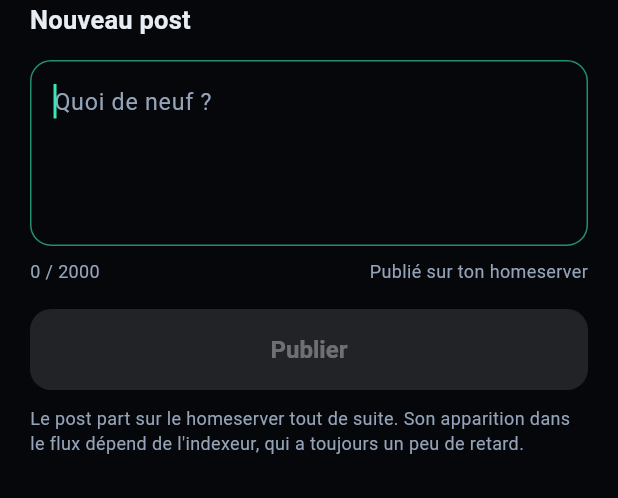
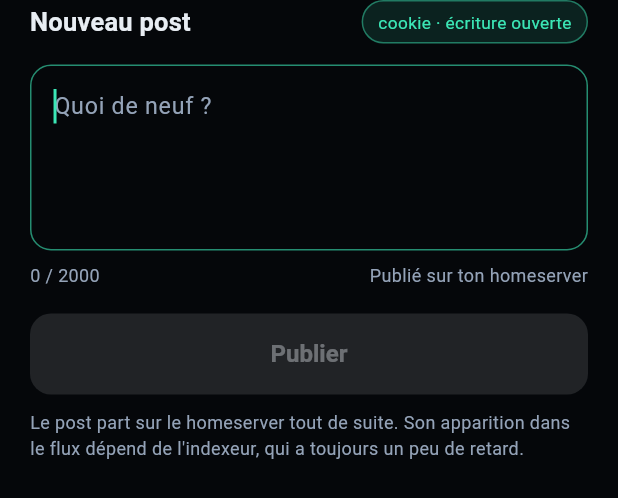
Before and after one commit to PastaGringo/flutky, a Flutter app: the _ComposeSheet widget shown alone on an empty page, opened directly with empty values, on a phone screen of 412 x 824 dp. Shown: the top 498 px of the screen. Run offline on Flutter 3.47's test engine with Material 3 defaults, Android fonts, the phone set to English and light mode, and no system bars; our stand-ins replace app_links, flutter_secure_storage; missing offline and left inert: cryptography; accounts and stored records are empty.

Commit message:
feat: authentification grant en Dart — publication débloquée
Le 401 de la version précédente disait vrai : la session rendue par Ring est
de type grant, et un grant n'est pas un jeton porteur. C'est du matériel de
renouvellement qu'il faut échanger contre un porteur d'une heure, en prouvant
au passage qu'on détient la clé cliente que le grant désigne.

L'échange est reproductible sans Rust, et l'est désormais :

  1. le credential stocké est du texte clair — pubky-grant-credential-v1
     suivi du homeserver, de la clé cliente et du grant, séparés par des
     deux-points. Le JWS contient des points mais jamais de deux-points, donc
     le découpage est sans ambiguïté.
  2. une preuve de possession est signée en Ed25519 sur des claims
     {aud, gid, nonce, iat}, en JWS compact base64url sans remplissage.
  3. POST /auth/grant/session rend le porteur, renouvelé cinq minutes avant
     son expiration.

Le type d'authentification n'est plus deviné : le secret porte sa version en
clair, et un secret cookie fait exactement 26 caractères. La feuille de
composition mint un jeton avant que l'utilisateur écrive quoi que ce soit et
affiche le résultat — un refus n'arrive plus après l'effort de rédaction.

Le test signe une preuve puis la vérifie avec la clé publique dérivée de la
graine. Un mauvais matériel à signer ou une mauvaise clé passeraient tous les
contrôles de forme et échoueraient celui-là seul. Ce qui reste non prouvé :
que le serveur accepte ces claims — cela demande une session réelle.

Co-Authored-By: Claude Opus 5 <noreply@anthropic.com>

```diff
--- a/lib/pubky/homeserver.dart
+++ b/lib/pubky/homeserver.dart
@@ -3,38 +3,46 @@ import 'dart:convert';
 import 'package:http/http.dart' as http;
 
 import 'crockford.dart';
+import 'grant_auth.dart';
 import 'ring_session.dart';
 
 /// The homeserver this proof of concept writes to.
 ///
 /// Resolving a user's own homeserver means decoding a signed pkarr packet
-/// (a DNS message behind 64 bytes of signature), which is a chunk of work this
-/// POC does not carry. Everyone indexed by Nexus today is on the official one;
-/// an account hosted elsewhere gets a clear error rather than a silent failure.
+/// (a DNS message behind 64 bytes of signature), which this POC does not carry.
+/// Everyone Nexus indexes today is on the official one; an account hosted
+/// elsewhere gets a clear error rather than a silent failure.
 const homeserverBase = 'https://homeserver.pubky.app';
 
 /// Longest `short` post pubky-app-specs accepts. Enforced here so the refusal
 /// happens under the text field rather than as an opaque 4xx.
 const maxShortPostLength = 2000;
 
-/// The write path was refused.
-///
-/// The message carries the raw response on purpose. The homeserver answers 401
-/// even for a route that does not exist — authentication runs before routing,
-/// measured 2026-09-07 — so a refusal alone does not say whether the problem is
-/// the session or the URL. The body is what tells them apart.
+/// How the session authenticates writes. Which one applies is decided by the
+/// secret's own format, not by guesswork.
+enum AuthKind {
+  /// Ring ≤ 1.18: a 26-character session secret presented as a cookie whose
+  /// name is the user's public key.
+  cookie('cookie'),
+
+  /// Ring ≥ 1.19: refresh material exchanged for a short-lived bearer.
+  grant('grant');
+
+  const AuthKind(this.label);
+  final String label;
+}
+
 class WriteUnauthorized implements Exception {
-  const WriteUnauthorized(this.status, this.body);
+  const WriteUnauthorized(this.status, this.body, this.kind);
   final int status;
   final String body;
+  final AuthKind kind;
 
   @override
   String toString() =>
-      "Le homeserver a refusé l'écriture ($status).\n\n"
-      'Cause la plus probable : la session Ring est de type « grant », qui '
-      'exige un jeton porteur signé — cette version ne sait présenter qu’un '
-      'cookie.\n\n'
-      'Réponse du serveur : ${body.isEmpty ? "(vide)" : body}';
+      "Le homeserver a refusé l'écriture ($status), authentification "
+      '« ${kind.label} ».\n\nRéponse du serveur : '
+      '${body.isEmpty ? "(vide)" : body}';
 }
 
 class WriteFailed implements Exception {
@@ -47,11 +55,6 @@ class WriteFailed implements Exception {
 }
 
 /// Writes pubky-app resources on the user's behalf.
-///
-/// Authentication is a plain `Cookie` header. The homeserver's own OpenAPI
-/// spells the scheme out: "the cookie name is the user's z-base-32 public key
-/// and the value is the session secret". That is what makes writing possible
-/// here without any Rust — as long as Ring handed back a cookie session.
 class HomeserverClient {
   HomeserverClient({required this.session, http.Client? client})
       : _client = client ?? http.Client();
@@ -60,16 +63,52 @@ class HomeserverClient {
   final http.Client _client;
   static const _timeout = Duration(seconds: 30);
 
+  BearerToken? _bearer;
+
+  AuthKind get authKind =>
+      isGrantSecret(session.grantSecret) ? AuthKind.grant : AuthKind.cookie;
+
   /// Legacy addressing on purpose: the documented `/storage/{user}/{path}`
   /// form answers 500 on the official homeserver (measured again 2026-09-07),
   /// while `?pubky-host=` answers 200.
   Uri _entry(String path) =>
       Uri.parse('$homeserverBase$path?pubky-host=${session.pubky}');
 
-  Map<String, String> get _headers => {
-        'Cookie': '${session.pubky}=${session.grantSecret}',
-        'Content-Type': 'application/json',
-      };
+  /// Builds the auth header, minting or refreshing a bearer when the session
+  /// is grant-based. A cookie session needs no round trip.
+  Future<Map<String, String>> _authHeaders() async {
+    if (authKind == AuthKind.cookie) {
+      return {'Cookie': '${session.pubky}=${session.grantSecret}'};
+    }
+
+    final current = _bearer;
+    if (current != null && !current.needsRefresh) {
+      return {'Authorization': 'Bearer ${current.token}'};
+    }
+
+    final stored = StoredGrant.parse(session.grantSecret);
+    final claims = GrantClaims.fromJws(stored.grantJws);
+    if (claims.isExpired) {
+      throw const GrantFormatError(
+        'Le grant a expiré. Il faut se reconnecter via Pubky Ring.',
+      );
+    }
+
+    final fresh = await exchangeGrantForBearer(
+      stored: stored,
+      claims: claims,
+      baseUrl: homeserverBase,
+      client: _client,
+    );
+    _bearer = fresh;
+    return {'Authorization': 'Bearer ${fresh.token}'};
+  }
+
+  /// Mints a token without writing anything — used to tell the user whether
+  /// publishing will work before they have typed a word.
+  Future<void> checkWriteAccess() async {
+    await _authHeaders();
+  }
 
   /// Publishes a short post and returns its id.
   ///
@@ -91,13 +130,16 @@ class HomeserverClient {
     final res = await _client
         .put(
           _entry('/pub/pubky.app/posts/$id'),
-          headers: _headers,
+          headers: {
+            ...await _authHeaders(),
+            'Content-Type': 'application/json',
+          },
           body: utf8.encode(jsonEncode({'content': trimmed, 'kind': 'short'})),
         )
         .timeout(_timeout);
 
     if (res.statusCode == 401 || res.statusCode == 403) {
-      throw WriteUnauthorized(res.statusCode, _shorten(res.body));
+      throw WriteUnauthorized(res.statusCode, _shorten(res.body), authKind);
     }
     if (res.statusCode != 200 && res.statusCode != 201) {
       throw WriteFailed(res.statusCode, _shorten(res.body));
@@ -124,10 +166,10 @@ class HomeserverClient {
 
   Future<void> deletePost(String id) async {
     final res = await _client
-        .delete(_entry('/pub/pubky.app/posts/$id'), headers: _headers)
+        .delete(_entry('/pub/pubky.app/posts/$id'), headers: await _authHeaders())
         .timeout(_timeout);
     if (res.statusCode == 401 || res.statusCode == 403) {
-      throw WriteUnauthorized(res.statusCode, _shorten(res.body));
+      throw WriteUnauthorized(res.statusCode, _shorten(res.body), authKind);
     }
     if (res.statusCode >= 400) {
       throw WriteFailed(res.statusCode, _shorten(res.body));
@@ -137,5 +179,5 @@ class HomeserverClient {
   void close() => _client.close();
 
   static String _shorten(String body) =>
-      body.length <= 200 ? body : '${body.substring(0, 200)}…';
+      body.length <= 300 ? body : '${body.substring(0, 300)}…';
 }
--- a/lib/screens/compose_sheet.dart
+++ b/lib/screens/compose_sheet.dart
@@ -1,5 +1,6 @@
 import 'package:flutter/material.dart';
 
+import '../pubky/grant_auth.dart';
 import '../pubky/homeserver.dart';
 import '../pubky/ring_session.dart';
 import '../theme.dart';
@@ -41,6 +42,34 @@ class _ComposeSheetState extends State<_ComposeSheet> {
   final _controller = TextEditingController();
   bool _sending = false;
   String? _error;
+
+  /// Result of minting a token before the user types anything: publishing is
+  /// worth attempting only if the homeserver already accepts our credentials.
+  bool? _canWrite;
+  String? _accessError;
+
+  @override
+  void initState() {
+    super.initState();
+    _checkAccess();
+  }
+
+  Future<void> _checkAccess() async {
+    final client = HomeserverClient(session: widget.session);
+    try {
+      await client.checkWriteAccess();
+      if (mounted) setState(() => _canWrite = true);
+    } catch (e) {
+      if (mounted) {
+        setState(() {
+          _canWrite = false;
+          _accessError = '$e';
+        });
+      }
+    } finally {
+      client.close();
+    }
+  }
 
   @override
   void dispose() {
@@ -95,10 +124,25 @@ class _ComposeSheetState extends State<_ComposeSheet> {
         mainAxisSize: MainAxisSize.min,
         crossAxisAlignment: CrossAxisAlignment.start,
         children: [
-          Text(
-            'Nouveau post',
-            style: Theme.of(context).textTheme.titleMedium?.copyWith(fontSize: 17),
+          Row(
+            children: [
+              Text(
+                'Nouveau post',
+                style: Theme.of(context).textTheme.titleMedium?.copyWith(fontSize: 17),
+              ),
+              const Spacer(),
+              _AccessBadge(
+                kind: isGrantSecret(widget.session.grantSecret)
+                    ? AuthKind.grant
+                    : AuthKind.cookie,
+                canWrite: _canWrite,
+              ),
+            ],
           ),
+          if (_accessError != null) ...[
+            const SizedBox(height: 12),
+            ErrorPanel(message: _accessError!),
+          ],
           const SizedBox(height: 14),
           TextField(
             controller: _controller,
@@ -170,3 +214,32 @@ class _ComposeSheetState extends State<_ComposeSheet> {
     );
   }
 }
+
+/// Says which authentication the session carries, and whether the homeserver
+/// has already accepted it — checked before the user writes a word, so a
+/// refusal never arrives after the effort of composing.
+class _AccessBadge extends StatelessWidget {
+  const _AccessBadge({required this.kind, required this.canWrite});
+
+  final AuthKind kind;
+  final bool? canWrite;
+
+  @override
+  Widget build(BuildContext context) {
+    final (label, color) = switch (canWrite) {
+      null => ('vérification…', kTextMuted),
+      true => ('${kind.label} · écriture ouverte', kAccent),
+      false => ('${kind.label} · écriture refusée', kDanger),
+    };
+
+    return Container(
+      padding: const EdgeInsets.symmetric(horizontal: 10, vertical: 5),
+      decoration: BoxDecoration(
+        color: color.withValues(alpha: 0.12),
+        borderRadius: BorderRadius.circular(999),
+        border: Border.all(color: color.withValues(alpha: 0.45)),
+      ),
+      child: Text(label, style: TextStyle(color: color, fontSize: 11.5)),
+    );
+  }
+}
--- a/pubspec.yaml
+++ b/pubspec.yaml
@@ -1,13 +1,14 @@
 name: flutky
 description: "A new Flutter project."
 publish_to: 'none'
-version: 0.4.0+4
+version: 0.5.0+5
 
 environment:
   sdk: ^3.12.0
 
 dependencies:
   app_links: ^7.2.1
+  cryptography: ^2.9.0
   flutter:
     sdk: flutter
   flutter_secure_storage: ^11.0.0
```
Also changed, not shown: lib/pubky/grant_auth.dart (added, +250 -0 lines), pubspec.lock, 2 other files.
